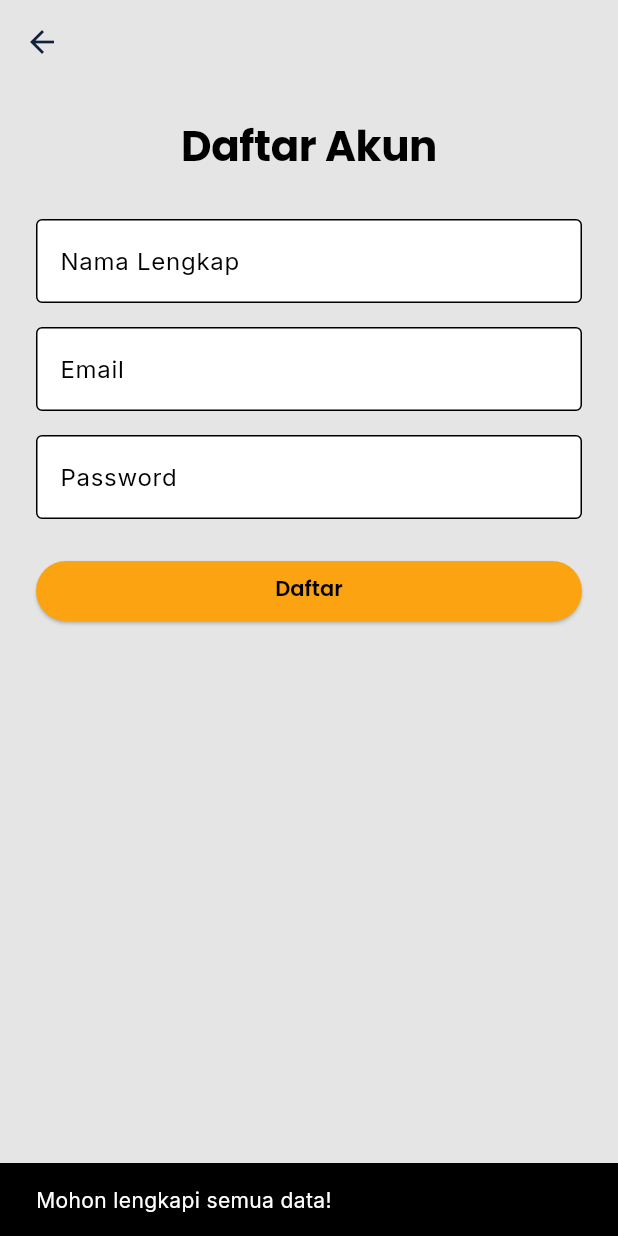
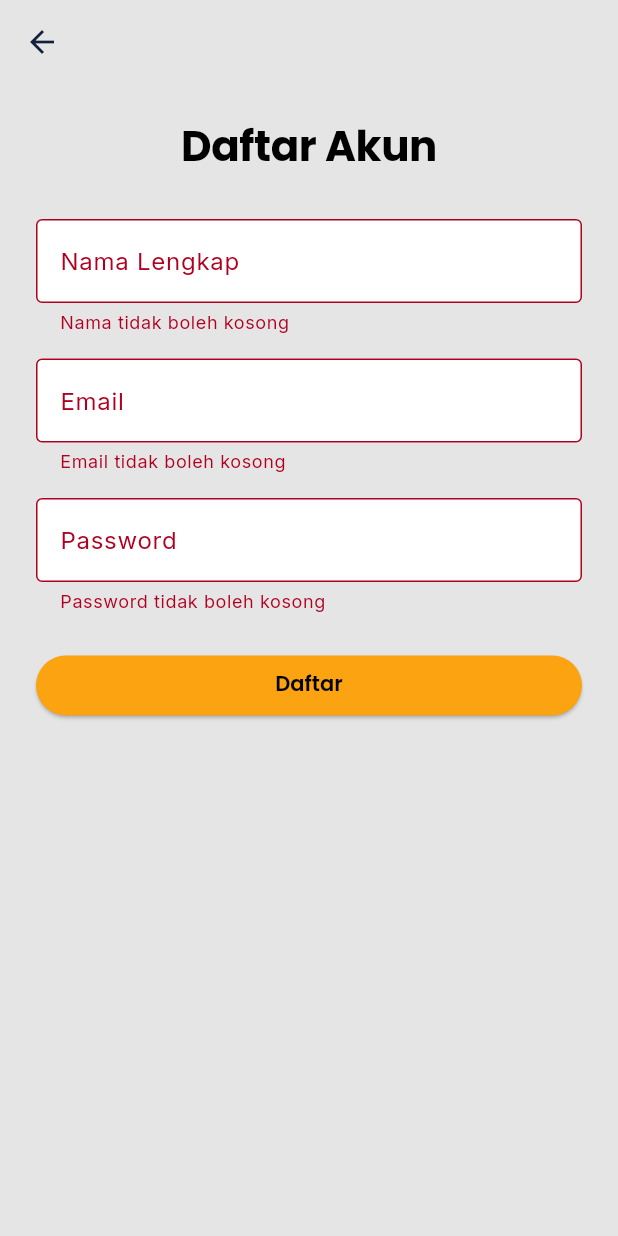
Before and after one commit to darelllien/movie_app_flutter, a Flutter app: the RegisterScreen screen opened directly, after a tap on "Daftar", on a phone screen of 412 x 824 dp. Run offline on Flutter 3.47's test engine with Material 3 defaults, Android fonts, the phone set to English and light mode, and no system bars; our stand-ins replace carousel_slider, flutter_dotenv, google_fonts, shared_preferences; accounts and stored records are empty.

Commit message:
login update
- pembuatan fungsi untuk menyimpan data
- login function pada email yang benar

```diff
--- /dev/null
+++ b/movie_app/lib/data/account_data.dart
@@ -0,0 +1,68 @@
+import 'dart:convert';
+import 'package:shared_preferences/shared_preferences.dart';
+
+class AccountData {
+  static const String _usersKey = 'users_list';
+  static const String _currentUserKey = 'current_user';
+
+  /// Mendaftarkan pengguna baru.
+  /// Mengembalikan [true] jika berhasil, [false] jika email sudah terdaftar.
+  static Future<bool> registerUser(String name, String email, String password) async {
+    final prefs = await SharedPreferences.getInstance();
+    List<String> usersStr = prefs.getStringList(_usersKey) ?? [];
+
+    // Cek apakah email sudah terdaftar (Verifikasi Akun)
+    for (String userStr in usersStr) {
+      Map<String, dynamic> user = jsonDecode(userStr);
+      if (user['email'] == email) {
+        return false; // Email sudah digunakan
+      }
+    }
+
+    // Simpan data pengguna baru
+    Map<String, dynamic> newUser = {
+      'name': name,
+      'email': email,
+      'password': password,
+    };
+
+    usersStr.add(jsonEncode(newUser));
+    await prefs.setStringList(_usersKey, usersStr);
+    return true;
+  }
+
+  /// Memverifikasi login.
+  /// Mengembalikan data user jika valid, atau [null] jika email/password salah.
+  static Future<Map<String, dynamic>?> loginUser(String email, String password) async {
+    final prefs = await SharedPreferences.getInstance();
+    List<String> usersStr = prefs.getStringList(_usersKey) ?? [];
+
+    for (String userStr in usersStr) {
+      Map<String, dynamic> user = jsonDecode(userStr);
+      if (user['email'] == email && user['password'] == password) {
+        // Simpan sesi login aktif
+        await prefs.setString(_currentUserKey, jsonEncode(user));
+        await prefs.setBool('isLoggedIn', true);
+        return user;
+      }
+    }
+    return null; // Kredensial tidak valid
+  }
+
+  /// Mengambil data pengguna yang sedang login saat ini (berguna untuk halaman Profil)
+  static Future<Map<String, dynamic>?> getCurrentUser() async {
+    final prefs = await SharedPreferences.getInstance();
+    String? userStr = prefs.getString(_currentUserKey);
+    if (userStr != null) {
+      return jsonDecode(userStr);
+    }
+    return null;
+  }
+
+  /// Logout
+  static Future<void> logout() async {
+    final prefs = await SharedPreferences.getInstance();
+    await prefs.remove(_currentUserKey);
+    await prefs.setBool('isLoggedIn', false);
+  }
+}
--- a/movie_app/lib/screens/auth/register_page.dart
+++ b/movie_app/lib/screens/auth/register_page.dart
@@ -1,5 +1,5 @@
 import 'package:flutter/material.dart';
-import 'package:shared_preferences/shared_preferences.dart';
+import 'package:movie_app/data/account_data.dart'; // Pastikan path import sesuai
 
 class RegisterScreen extends StatefulWidget {
   const RegisterScreen({super.key});
@@ -9,30 +9,32 @@ class RegisterScreen extends StatefulWidget {
 }
 
 class _RegisterScreenState extends State<RegisterScreen> {
+  final _formKey = GlobalKey<FormState>();
   final _nameController = TextEditingController();
   final _emailController = TextEditingController();
   final _passwordController = TextEditingController();
 
   void _register() async {
-    if (_nameController.text.isNotEmpty && _emailController.text.isNotEmpty && _passwordController.text.isNotEmpty) {
-      SharedPreferences prefs = await SharedPreferences.getInstance();
-
-      // Menyimpan data profile persisten secara lokal
-      await prefs.setString('userName', _nameController.text);
-      await prefs.setString('userEmail', _emailController.text);
+    // Jalankan validasi form terlebih dahulu
+    if (_formKey.currentState!.validate()) {
+      bool isSuccess = await AccountData.registerUser(
+        _nameController.text.trim(),
+        _emailController.text.trim(),
+        _passwordController.text,
+      );
 
       if (!mounted) return;
 
+      if (isSuccess) {
         ScaffoldMessenger.of(context).showSnackBar(
-          const SnackBar(content: Text('Pendaftaran berhasil! Silakan login.'))
+          const SnackBar(content: Text('Pendaftaran berhasil! Silakan login.')),
         );
-
-      // Form daftar -> Login (kembali ke layar sebelumnya)
-      Navigator.pop(context);
+        Navigator.pop(context); // Kembali ke halaman login
       } else {
         ScaffoldMessenger.of(context).showSnackBar(
-          const SnackBar(content: Text('Mohon lengkapi semua data!'))
+          const SnackBar(content: Text('Email sudah terdaftar! Gunakan email lain.')),
         );
+      }
     }
   }
 
@@ -49,14 +51,18 @@ class _RegisterScreenState extends State<RegisterScreen> {
       body: SafeArea(
         child: Padding(
           padding: const EdgeInsets.all(24.0),
-          child: SingleChildScrollView( // Agar tidak error overflow saat keyboard muncul
+          child: SingleChildScrollView(
+            child: Form(
+              key: _formKey,
               child: Column(
                 mainAxisAlignment: MainAxisAlignment.center,
                 crossAxisAlignment: CrossAxisAlignment.stretch,
                 children: [
                   Text('Daftar Akun', style: theme.textTheme.displayLarge, textAlign: TextAlign.center),
                   const SizedBox(height: 32),
-                TextField(
+
+                  // Field Nama
+                  TextFormField(
                     controller: _nameController,
                     decoration: InputDecoration(
                       labelText: 'Nama Lengkap',
@@ -64,19 +70,31 @@ class _RegisterScreenState extends State<RegisterScreen> {
                       fillColor: theme.colorScheme.surface,
                       filled: true,
                     ),
+                    validator: (value) => value == null || value.isEmpty ? 'Nama tidak boleh kosong' : null,
                   ),
                   const SizedBox(height: 16),
-                TextField(
+
+                  // Field Email dengan Regex Validation
+                  TextFormField(
                     controller: _emailController,
+                    keyboardType: TextInputType.emailAddress,
                     decoration: InputDecoration(
                       labelText: 'Email',
                       border: const OutlineInputBorder(),
                       fillColor: theme.colorScheme.surface,
                       filled: true,
                     ),
+                    validator: (value) {
+                      if (value == null || value.isEmpty) return 'Email tidak boleh kosong';
+                      final emailRegex = RegExp(r'^[\w-\.]+@([\w-]+\.)+[\w-]{2,4}$');
+                      if (!emailRegex.hasMatch(value)) return 'Masukkan format email yang valid';
+                      return null;
+                    },
                   ),
                   const SizedBox(height: 16),
-                TextField(
+
+                  // Field Password
+                  TextFormField(
                     controller: _passwordController,
                     obscureText: true,
                     decoration: InputDecoration(
@@ -85,8 +103,14 @@ class _RegisterScreenState extends State<RegisterScreen> {
                       fillColor: theme.colorScheme.surface,
                       filled: true,
                     ),
+                    validator: (value) {
+                      if (value == null || value.isEmpty) return 'Password tidak boleh kosong';
+                      if (value.length < 6) return 'Password minimal 6 karakter';
+                      return null;
+                    },
                   ),
                   const SizedBox(height: 24),
+
                   ElevatedButton(
                     onPressed: _register,
                     child: const Text('Daftar'),
@@ -96,6 +120,7 @@ class _RegisterScreenState extends State<RegisterScreen> {
             ),
           ),
         ),
+      ),
     );
   }
 }
```
Also changed, not shown: movie_app/lib/screens/auth/login_page.dart (+34 -13 lines). Lines whose indentation alone changed are shown as unchanged.
